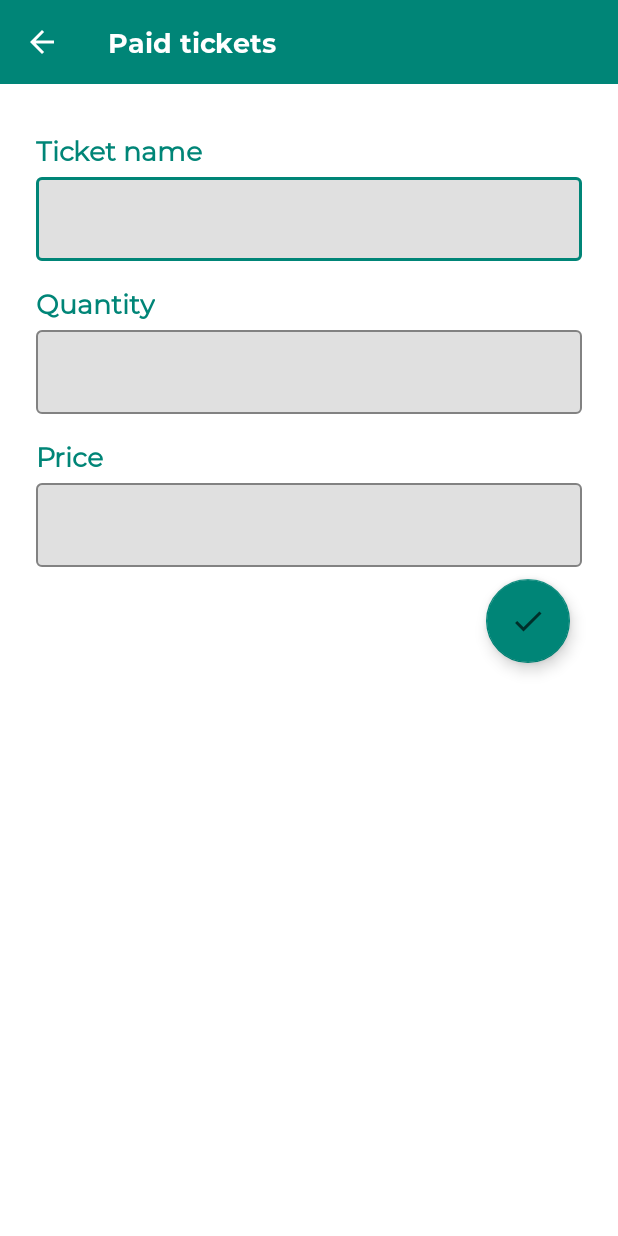
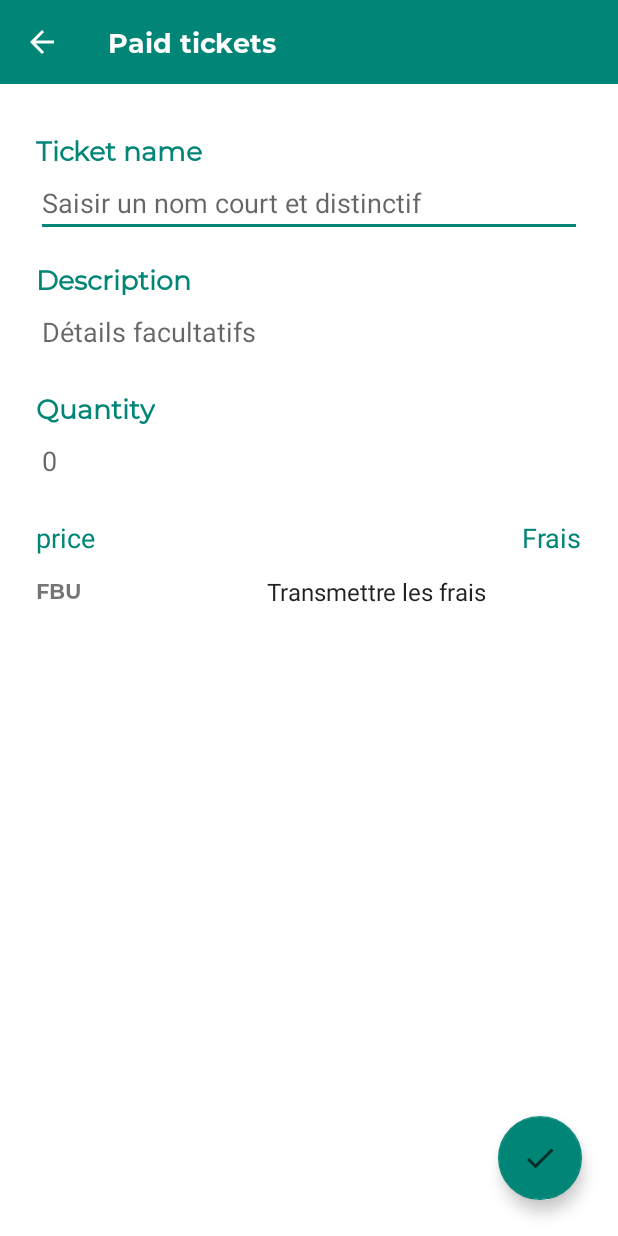
Before and after one commit to brucekid96/ikirori, an Android app: the PaidTickets screen opened directly, with no data from a screen before it, on a phone screen of 412 x 824 dp. Run offline under Robolectric (Android 15) with nearby library versions, the phone set to English and light mode, and no system bars.

Commit message:
completed ikirori organiser that work well

```diff
--- a/app/src/main/AndroidManifest.xml
+++ b/app/src/main/AndroidManifest.xml
@@ -6,6 +6,7 @@
     <uses-permission android:name="android.permission.WRITE_EXTERNAL_STORAGE" />
     <uses-permission android:name="android.permission.CAMERA" />
     <uses-permission android:name="android.permission.INTERNET" />
+
 
     <application
       android:name="io.ingodo.ikirori.IkiroriApplication"
@@ -17,6 +18,7 @@
         android:theme="@style/AppTheme">
         <activity
             android:name=".HomeActivity"
+            android:launchMode="singleTask"
             android:label="@string/app_name"
             android:theme="@style/AppTheme.NoActionBar">
             <intent-filter>
--- a/app/src/main/java/io/ingodo/ikirori/PaidTickets.java
+++ b/app/src/main/java/io/ingodo/ikirori/PaidTickets.java
@@ -2,7 +2,13 @@ package io.ingodo.ikirori;
 
 import android.content.Intent;
 import android.os.Bundle;
+import android.text.SpannableString;
+import android.text.style.UnderlineSpan;
 import android.view.View;
+import android.widget.ArrayAdapter;
+import android.widget.Spinner;
+import android.widget.TextView;
+
 import androidx.appcompat.app.AppCompatActivity;
 import androidx.appcompat.widget.Toolbar;
 import com.google.android.material.floatingactionbutton.FloatingActionButton;
@@ -10,12 +16,9 @@ import io.ingodo.ikirori.data.Event;
 
 public class  PaidTickets extends AppCompatActivity {
   Event mEvent;
-
-
-
-
-        Toolbar mToolbar;
-        FloatingActionButton FloatingPaidButton;
+    Spinner mSpinnerTarif;
+    Toolbar mToolbar;
+    FloatingActionButton FloatingPaidButton;
 
         @Override
         protected void onCreate(Bundle savedInstanceState) {
@@ -32,6 +35,11 @@ public class  PaidTickets extends AppCompatActivity {
                 getSupportActionBar().setDisplayHomeAsUpEnabled(true);
                 getSupportActionBar().setDisplayShowHomeEnabled(true);
 
+
+            mSpinnerTarif = findViewById(R.id.tarif);
+            final ArrayAdapter<String> adapter_tarif = new ArrayAdapter<String>(this,android.R.layout.simple_list_item_1,getResources().getStringArray(R.array.frais));
+            adapter_tarif.setDropDownViewResource(android.R.layout.simple_spinner_dropdown_item);
+            mSpinnerTarif.setAdapter(adapter_tarif);
                 FloatingPaidButton = findViewById(R.id.floatingActionButtonPaidTickets);
                 FloatingPaidButton.setOnClickListener(new View.OnClickListener() {
                         @Override
--- a/app/src/main/res/layout/paid_tickets.xml
+++ b/app/src/main/res/layout/paid_tickets.xml
@@ -20,6 +20,19 @@
         app:titleTextAppearance="@style/Ikirori_TextAppearance_Toolbar"
         app:titleTextColor="@color/colorWhite" />
 
+    <ScrollView
+        android:id="@+id/scrollView4"
+        android:layout_width="match_parent"
+        android:layout_height="0dp"
+        android:fillViewport="true"
+        app:layout_constraintBottom_toBottomOf="parent"
+        app:layout_constraintTop_toBottomOf="@+id/paid_toolbar_event">
+
+        <androidx.constraintlayout.widget.ConstraintLayout
+            android:id="@+id/scrollview_container"
+            android:layout_width="match_parent"
+            android:layout_height="wrap_content">
+
     <androidx.constraintlayout.widget.Guideline
         android:id="@+id/guideline6"
         android:layout_width="wrap_content"
@@ -39,16 +52,15 @@
         android:layout_width="wrap_content"
         android:layout_height="0dp"
 
-      android:layout_marginTop="8dp"
-      android:layout_marginEnd="8dp"
+        android:layout_marginBottom="24dp"
         android:clickable="true"
-      app:srcCompat="@drawable/ic_done_white_24dp"
         app:backgroundTint="@color/colorPrimary"
+        app:layout_constraintBottom_toBottomOf="parent"
         app:layout_constraintEnd_toStartOf="@+id/guideline7"
-      app:layout_constraintTop_toBottomOf="@+id/paid_quantity_label"/>
+        app:srcCompat="@drawable/ic_done_white_24dp" />
 
             <TextView
-        android:id="@+id/paid_ticket_name"
+                android:id="@+id/ticket_name"
                 android:layout_width="0dp"
                 android:layout_height="wrap_content"
                 android:layout_marginTop="32dp"
@@ -58,32 +70,23 @@
                 android:textSize="18sp"
                 android:textStyle="bold"
                 app:layout_constraintStart_toStartOf="@+id/guideline6"
-        app:layout_constraintTop_toBottomOf="@+id/paid_toolbar_event" />
+                app:layout_constraintTop_toTopOf="parent" />
 
-    <com.google.android.material.textfield.TextInputLayout
-        android:id="@+id/paid_ticket_name_label"
+    <TextView
+        android:id="@+id/description"
         android:layout_width="0dp"
         android:layout_height="wrap_content"
-        app:boxBackgroundMode="outline"
-        app:boxCornerRadiusBottomEnd="4dp"
-        app:boxCornerRadiusBottomStart="4dp"
-        app:boxCornerRadiusTopEnd="4dp"
-        app:boxCornerRadiusTopStart="4dp"
-        app:boxStrokeColor="@color/colorPrimary"
-        app:layout_constraintEnd_toStartOf="@+id/guideline7"
+        android:layout_marginTop="16dp"
+        android:fontFamily="@font/montserrat_regular"
+        android:text="Description"
+        android:textColor="@color/colorPrimary"
+        android:textSize="18sp"
+        android:textStyle="bold"
         app:layout_constraintStart_toStartOf="@+id/guideline6"
-        app:layout_constraintTop_toBottomOf="@+id/paid_ticket_name">
-
-        <com.google.android.material.textfield.TextInputEditText
-            android:layout_width="match_parent"
-            android:layout_height="wrap_content"
-            android:fontFamily="@font/montserrat_regular"
-            android:textStyle="bold" />
-    </com.google.android.material.textfield.TextInputLayout>
+        app:layout_constraintTop_toBottomOf="@+id/ticket_name_label" />
 
     <TextView
-      android:id="@+id/paid_description"
-      android:textStyle="bold"
+        android:id="@+id/quantity"
         android:layout_width="0dp"
         android:layout_height="wrap_content"
         android:layout_marginTop="16dp"
@@ -91,62 +94,94 @@
         android:text="Quantity"
         android:textColor="@color/colorPrimary"
         android:textSize="18sp"
+        android:textStyle="bold"
         app:layout_constraintStart_toStartOf="@+id/guideline6"
-      app:layout_constraintTop_toBottomOf="@+id/paid_ticket_name_label"/>
+        app:layout_constraintTop_toBottomOf="@+id/description_label" />
 
-    <com.google.android.material.textfield.TextInputLayout
-        android:id="@+id/paid_description_label"
+    <EditText
+        android:id="@+id/ticket_name_label"
         android:layout_width="0dp"
         android:layout_height="wrap_content"
-        app:boxBackgroundMode="outline"
-        app:boxCornerRadiusBottomEnd="4dp"
-        app:boxCornerRadiusBottomStart="4dp"
-        app:boxCornerRadiusTopEnd="4dp"
-        app:boxCornerRadiusTopStart="4dp"
-        app:boxStrokeColor="@color/colorPrimary"
+        android:cursorVisible="true"
+        android:ems="10"
+        android:hint="Saisir un nom court et distinctif"
+        android:inputType="textPersonName"
         app:layout_constraintEnd_toStartOf="@+id/guideline7"
         app:layout_constraintStart_toStartOf="@+id/guideline6"
-        app:layout_constraintTop_toBottomOf="@+id/paid_description">
+        app:layout_constraintTop_toBottomOf="@+id/ticket_name" />
 
-        <com.google.android.material.textfield.TextInputEditText
-            android:layout_width="match_parent"
+    <EditText
+        android:id="@+id/description_label"
+        android:layout_width="0dp"
         android:layout_height="wrap_content"
-            android:fontFamily="@font/montserrat_regular"
-            android:textStyle="bold" />
-    </com.google.android.material.textfield.TextInputLayout>
+        android:ems="10"
+        android:hint="Détails facultatifs"
+        android:inputType="textPersonName"
+        app:layout_constraintEnd_toStartOf="@+id/guideline7"
+        app:layout_constraintStart_toStartOf="@+id/guideline6"
+        app:layout_constraintTop_toBottomOf="@+id/description" />
+
+    <EditText
+        android:id="@+id/quantity_label"
+        android:layout_width="0dp"
+        android:layout_height="wrap_content"
+        android:ems="10"
+        android:hint="0"
+        android:inputType="textPersonName"
+        app:layout_constraintEnd_toStartOf="@+id/guideline7"
+        app:layout_constraintStart_toStartOf="@+id/guideline6"
+        app:layout_constraintTop_toBottomOf="@+id/quantity" />
 
     <TextView
-      android:id="@+id/paid_quantity"
-      android:textStyle="bold"
-      android:layout_width="0dp"
+        android:id="@+id/price"
+        android:layout_width="wrap_content"
         android:layout_height="wrap_content"
         android:layout_marginTop="16dp"
-      android:fontFamily="@font/montserrat_regular"
-      android:text="Price"
+        android:text="price"
         android:textColor="@color/colorPrimary"
         android:textSize="18sp"
         app:layout_constraintStart_toStartOf="@+id/guideline6"
-      app:layout_constraintTop_toBottomOf="@+id/paid_description_label"/>
+        app:layout_constraintTop_toBottomOf="@+id/quantity_label" />
 
-    <com.google.android.material.textfield.TextInputLayout
-        android:id="@+id/paid_quantity_label"
-        android:layout_width="0dp"
+
+    <TextView
+        android:id="@+id/textView12"
+        android:layout_width="wrap_content"
         android:layout_height="wrap_content"
-        app:boxBackgroundMode="outline"
-        app:boxCornerRadiusBottomEnd="4dp"
-        app:boxCornerRadiusBottomStart="4dp"
-        app:boxCornerRadiusTopEnd="4dp"
-        app:boxCornerRadiusTopStart="4dp"
-        app:boxStrokeColor="@color/colorPrimary"
+        android:text="Frais"
+        android:textColor="@color/colorPrimary"
+        android:textSize="18sp"
         app:layout_constraintEnd_toStartOf="@+id/guideline7"
+        app:layout_constraintTop_toTopOf="@+id/price" />
+
+            <EditText
+                android:id="@+id/price_label"
+                android:layout_width="50dp"
+                android:layout_height="wrap_content"
+                android:cursorVisible="true"
+                android:ems="10"
+                android:inputType="number"
+                app:layout_constraintStart_toEndOf="@+id/fbu_textview"
+                app:layout_constraintTop_toBottomOf="@+id/price" />
+
+    <TextView
+        android:id="@+id/fbu_textview"
+        android:layout_width="wrap_content"
+        android:layout_height="wrap_content"
+        android:fontFamily="@font/montserrat_bold"
+        android:text="FBU"
+        app:layout_constraintBottom_toBottomOf="@+id/price_label"
         app:layout_constraintStart_toStartOf="@+id/guideline6"
-        app:layout_constraintTop_toBottomOf="@+id/paid_quantity">
+        app:layout_constraintTop_toTopOf="@+id/price_label" />
 
-        <com.google.android.material.textfield.TextInputEditText
-            android:layout_width="match_parent"
+            <Spinner
+                android:id="@+id/tarif"
+                android:layout_width="wrap_content"
                 android:layout_height="wrap_content"
-            android:fontFamily="@font/montserrat_regular"
-            android:textStyle="bold" />
-    </com.google.android.material.textfield.TextInputLayout>
+                app:layout_constraintEnd_toStartOf="@+id/guideline7"
+                app:layout_constraintTop_toBottomOf="@+id/textView12" />
+        </androidx.constraintlayout.widget.ConstraintLayout>
+
+    </ScrollView>
 
 </androidx.constraintlayout.widget.ConstraintLayout>
--- a/app/src/main/res/values/strings.xml
+++ b/app/src/main/res/values/strings.xml
@@ -28,6 +28,11 @@
       <item >Paid Ticket</item>
     </string-array>
 
+    <string-array name="frais">
+        <item>Transmettre les frais</item>
+        <item >Frais Inclus</item>
+    </string-array>
+
     <!-- TODO: Remove or change this placeholder text -->
     <string name="hello_blank_fragment">Hello blank fragment</string>
 </resources>
--- a/app/src/main/res/values/styles.xml
+++ b/app/src/main/res/values/styles.xml
@@ -33,4 +33,5 @@
         <item name="android:textSize">12sp</item>
     </style>
 
+
 </resources>
```
Also changed, not shown: app/src/main/java/io/ingodo/ikirori/Category.java (+4 -3 lines), app/src/main/java/io/ingodo/ikirori/Draft.java (+3 -47 lines), app/src/main/java/io/ingodo/ikirori/EditEvent.java (+105 -22 lines), app/src/main/java/io/ingodo/ikirori/EventCard.java (+4 -12 lines), app/src/main/java/io/ingodo/ikirori/HomeActivity.java (+2 -12 lines), app/src/main/java/io/ingodo/ikirori/Live.java (+2 -34 lines), app/src/main/java/io/ingodo/ikirori/TitleAndDescription.java (+6 -14 lines), app/src/main/java/io/ingodo/ikirori/adapter.java (+0 -31 lines). Lines whose indentation alone changed are shown as unchanged.
